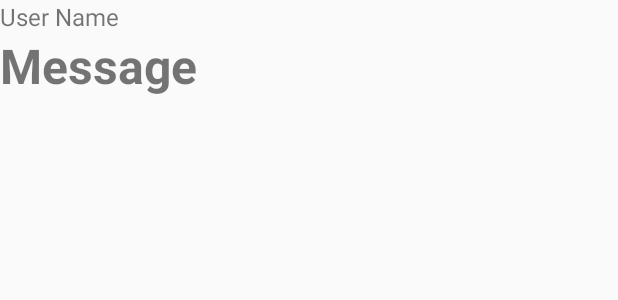
After one commit to jcan1995/Neighbors, an Android app: the layout info_window.xml on its own in the app's theme, with its tools: preview values and no code run, on a phone screen of 412 x 824 dp. The commit adds this screen. Shown: the top 300 px of the screen. Run offline under Robolectric (Android 15) with nearby library versions, the phone set to English and light mode, and no system bars.

Commit message:
getInfoContent, implement marker options

```diff
--- /dev/null
+++ b/app/src/main/res/layout/info_window.xml
@@ -0,0 +1,21 @@
+<?xml version="1.0" encoding="utf-8"?>
+<LinearLayout xmlns:android="http://schemas.android.com/apk/res/android"
+              android:orientation="vertical"
+              android:layout_width="match_parent"
+              android:layout_height="match_parent">
+        <TextView
+            android:layout_width="wrap_content"
+            android:layout_height="wrap_content"
+            android:text="@string/UserName"
+            android:id="@+id/tvuserName"
+            android:textSize="16sp"/>
+
+    <TextView
+        android:layout_width="wrap_content"
+        android:layout_height="wrap_content"
+        android:id="@+id/tvMessage"
+        android:text="@string/Message"
+        android:textStyle="bold"
+        android:textSize="32sp"/>
+
+</LinearLayout>
--- a/app/src/main/res/values/strings.xml
+++ b/app/src/main/res/values/strings.xml
@@ -5,6 +5,7 @@
     <string name="Password">Password</string>
     <string name="ConfirmPassword">Confirm Password</string>
     <string name="Logout">Logout</string>
+    <string name="Message">Message</string>
 
     <string name="Register">Register</string>
     <string name="UserName">User Name</string>
```
Also changed, not shown: app/src/main/java/com/mycompany/neighbors/Fragments/MapFragment.java (+29 -0 lines).
